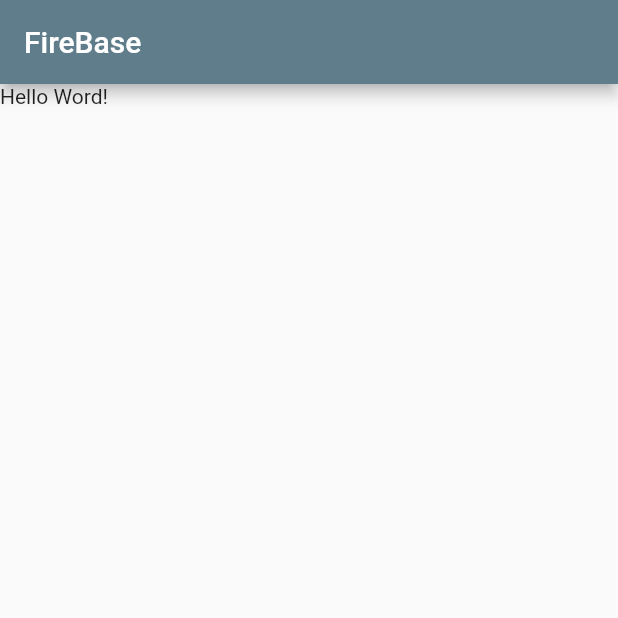
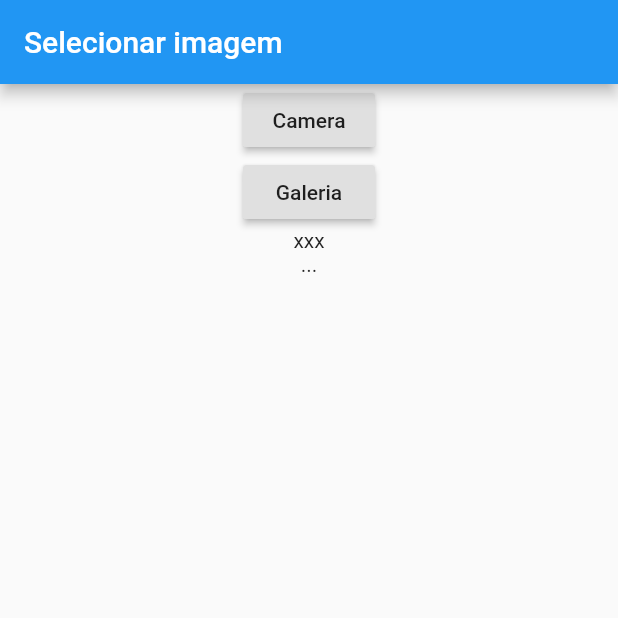
Before and after one commit to HelioRDF/Firebase, a Flutter app: the screen it shows after launch, on a phone screen of 412 x 824 dp, the top half of it. Run offline on Flutter 3.47's test engine with Material 2 defaults, Android fonts, the phone set to English and light mode, and no system bars; our stand-ins replace cloud_firestore, firebase_auth, firebase_core, firebase_storage, image_picker; accounts and stored records are empty; network calls fail.

Commit message:
Firebase storage exemplo

```diff
--- a/lib/firebase/authFirebase.dart
+++ b/lib/firebase/authFirebase.dart
@@ -7,10 +7,10 @@ class authFirebase {
   static String email = "heliordf@hotmail.com";
   static String senha = "123456";
 
-
   static void teste() async {
     await iniciarFirebaseAuth();
-    await logout();
+    await login();
+    //await logout();
     verificarSessao();
   }
 
--- a/lib/main.dart
+++ b/lib/main.dart
@@ -1,27 +1,83 @@
+import 'package:firebase/firebase/authFirebase.dart';
+import 'package:firebase/firebase/storageFirebase.dart';
+import 'package:flutter/material.dart';
 import 'package:cloud_firestore/cloud_firestore.dart';
-import 'package:firebase/firebase/fireStore.dart';
-import 'package:firebase/firebase/authFirebase.dart';
-import 'package:flutter/material.dart';
+import 'package:firebase_auth/firebase_auth.dart';
+import 'package:image_picker/image_picker.dart';
+import 'dart:io';
 
 void main() async {
-//fireStore.testarFireStore();
   authFirebase.teste();
   runApp(MaterialApp(
-    home: App(),
+    home: Home(),
   ));
 }
 
-class App extends StatelessWidget {
+class Home extends StatefulWidget {
+  @override
+  _HomeState createState() => _HomeState();
+}
+
+class _HomeState extends State<Home> {
+  File _imagem;
+  var _urlImagemRecuperada;
+  String status=storageFirebase.status;
+
+    _uploadImagem(img) async {
+    String aux = await storageFirebase.uploadImage(img);
+    await setState(() {
+      _urlImagemRecuperada = aux;
+    });
+  }
+
+  _recuperarImagem(bool daCamera) async {
+    var aux = await storageFirebase.recuperarImagem(daCamera);
+    setState(() {
+      _imagem = aux;
+    });
+  }
+
   @override
   Widget build(BuildContext context) {
     return Scaffold(
       appBar: AppBar(
-        title: Text("FireBase"),
-        backgroundColor: Colors.blueGrey,
+        title: Text("Selecionar imagem"),
       ),
-      body: Container(
+      body: SingleChildScrollView(
         child: Column(
-          children: [Text("Hello Word!")],
+          children: <Widget>[
+            RaisedButton(
+              child: Text("Camera"),
+              onPressed: () {
+                _recuperarImagem(true);
+              },
+            ),
+            RaisedButton(
+              child: Text("Galeria"),
+              onPressed: () {
+                _recuperarImagem(false);
+              },
+            ),
+            _imagem == null ? Container() : Image.file(_imagem),
+            Text(status),
+
+            _imagem == null
+                ? Container()
+                : RaisedButton(
+                    child: Text("Upload Storage"),
+                    onPressed: () {
+                      _uploadImagem(_imagem);
+                      setState(() {
+                       status= storageFirebase.status;
+                      });
+                    },
+                  ),
+            _urlImagemRecuperada == null
+                ? Container(
+                    child: Text("..."),
+                  )
+                : Image.network(_urlImagemRecuperada)
+          ],
         ),
       ),
     );
--- a/pubspec.yaml
+++ b/pubspec.yaml
@@ -30,8 +30,9 @@ dependencies:
   cupertino_icons: ^1.0.0
   firebase_core: ^0.5.2
   cloud_firestore: ^0.14.3
-  firebase_storage: ^5.0.1
+  firebase_storage: ^5.1.0
   firebase_auth: ^0.18.3
+  image_picker: ^0.6.7+14
 
 dev_dependencies:
   flutter_test:
```
Also changed, not shown: lib/firebase/storageFirebase.dart (added, +60 -0 lines), pubspec.lock, 1 other file.
